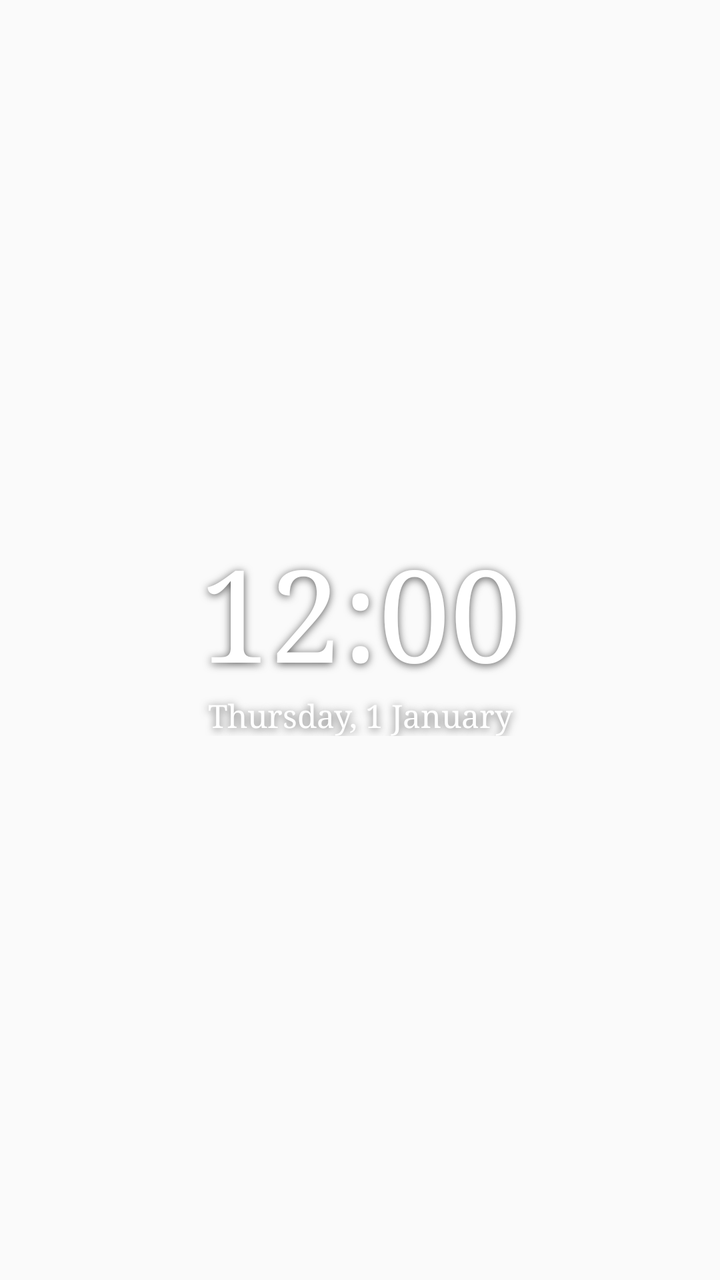
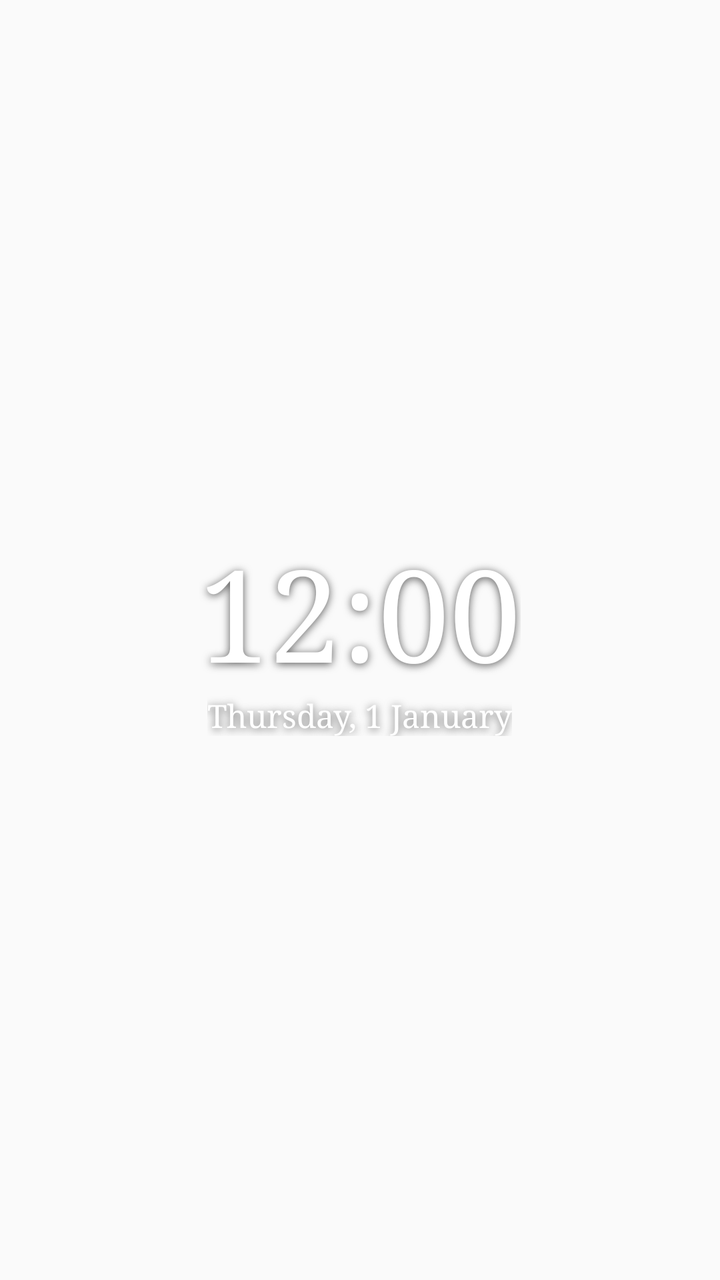

Two renders of the same Android screen: before a commit and after it. Below are the layout's source before the change and the commit's diff.
<!-- AndroidManifest.xml: application theme Theme.WallpaperFit -->
<!-- res/layout/widget_clock_serif_dark.xml -->
<?xml version="1.0" encoding="utf-8"?>
<LinearLayout xmlns:android="http://schemas.android.com/apk/res/android"
    android:id="@+id/clock_root"
    android:layout_width="match_parent"
    android:layout_height="match_parent"
    android:gravity="center"
    android:orientation="vertical"
    android:padding="0dp">

    
    <TextClock
        android:id="@+id/clock_date_top"
        android:layout_width="match_parent"
        android:layout_height="wrap_content"
        android:fontFamily="serif"
        android:format12Hour="EEE, d MMM"
        android:format24Hour="EEE, d MMM"
        android:gravity="center"
        android:includeFontPadding="false"
        android:maxLines="1"
        android:textColor="#FFFFFFFF"
        android:textSize="16sp"
        android:visibility="gone"
        android:shadowColor="#AA000000"
        android:shadowDx="0"
        android:shadowDy="2"
        android:shadowRadius="10" />

    <TextClock
        android:id="@+id/clock_time"
        android:layout_width="match_parent"
        android:layout_height="wrap_content"
        android:fontFamily="serif"
        android:format12Hour="h:mm"
        android:format24Hour="HH:mm"
        android:gravity="center"
        android:includeFontPadding="false"
        android:maxLines="1"
        android:textColor="#FFFFFFFF"
        android:textSize="64sp"
        android:shadowColor="#AA000000"
        android:shadowDx="0"
        android:shadowDy="2"
        android:shadowRadius="10" />

    <TextClock
        android:id="@+id/clock_date"
        android:layout_width="match_parent"
        android:layout_height="wrap_content"
        android:fontFamily="serif"
        android:format12Hour="EEEE, d MMMM"
        android:format24Hour="EEEE, d MMMM"
        android:gravity="center"
        android:maxLines="1"
        android:textColor="#FFFFFFFF"
        android:textSize="16sp"
        android:shadowColor="#AA000000"
        android:shadowDx="0"
        android:shadowDy="2"
        android:shadowRadius="10" />
</LinearLayout>
<!-- resources referenced by this layout -->
<resources>
  <style name="Theme.WallpaperFit" parent="android:Theme.Material.Light.NoActionBar" />
</resources>

<!-- the commit's change to res/layout/widget_clock_serif_dark.xml (unified diff, before → after) -->
@@ -10,7 +10,7 @@
     
     <TextClock
         android:id="@+id/clock_date_top"
-        android:layout_width="match_parent"
+        android:layout_width="wrap_content"
         android:layout_height="wrap_content"
         android:fontFamily="serif"
         android:format12Hour="EEE, d MMM"
@@ -28,7 +28,7 @@
 
     <TextClock
         android:id="@+id/clock_time"
-        android:layout_width="match_parent"
+        android:layout_width="wrap_content"
         android:layout_height="wrap_content"
         android:fontFamily="serif"
         android:format12Hour="h:mm"
@@ -45,7 +45,7 @@
 
     <TextClock
         android:id="@+id/clock_date"
-        android:layout_width="match_parent"
+        android:layout_width="wrap_content"
         android:layout_height="wrap_content"
         android:fontFamily="serif"
         android:format12Hour="EEEE, d MMMM"
